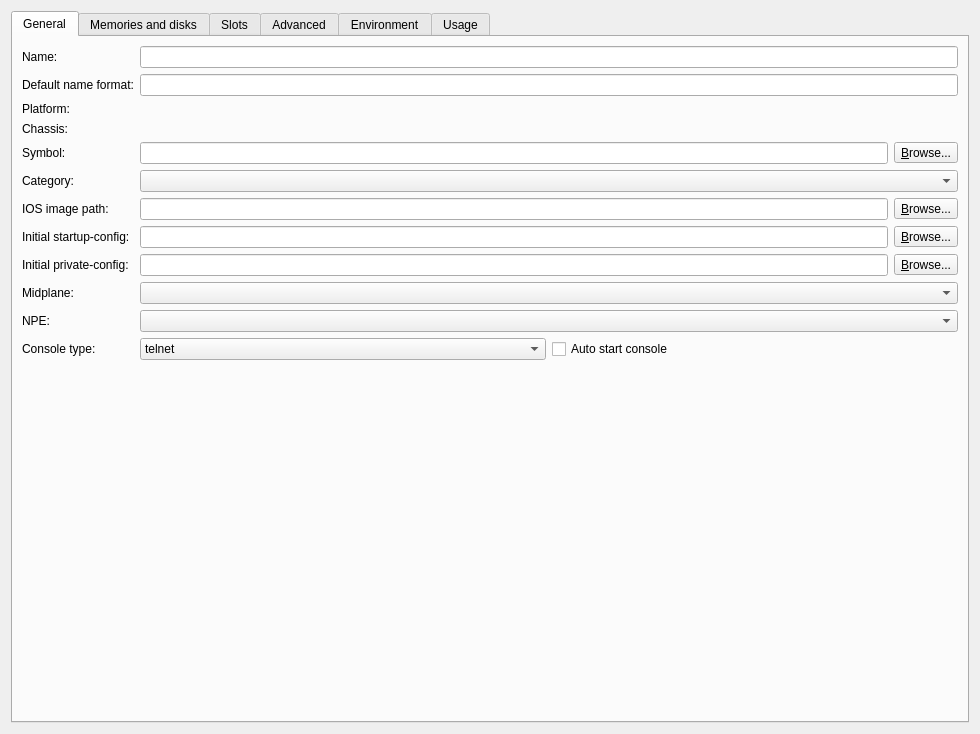
This is gns3/modules/dynamips/ui/ios_router_configuration_page.ui in kaisenlinux/gns3-gui as Qt 5 draws it before an edit. The edited form follows.
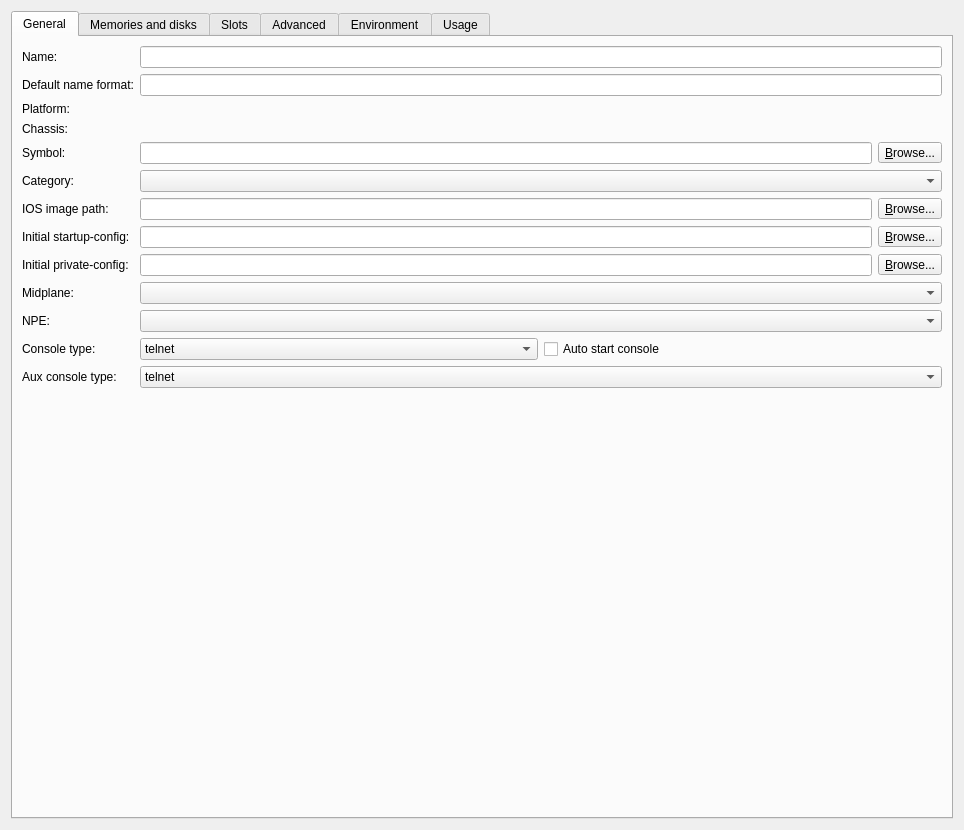
This is the edited form.

The edit to the form file:
```diff
--- a/gns3/modules/dynamips/ui/ios_router_configuration_page.ui
+++ b/gns3/modules/dynamips/ui/ios_router_configuration_page.ui
@@ -6,8 +6,8 @@
    <rect>
     <x>0</x>
     <y>0</y>
-    <width>980</width>
-    <height>734</height>
+    <width>964</width>
+    <height>830</height>
    </rect>
   </property>
   <property name="windowTitle">
@@ -250,7 +250,7 @@
          </item>
         </layout>
        </item>
-       <item row="12" column="1" colspan="2">
+       <item row="14" column="1" colspan="2">
         <spacer>
          <property name="orientation">
           <enum>Qt::Vertical</enum>
@@ -263,6 +263,27 @@
          </property>
         </spacer>
        </item>
+       <item row="12" column="2">
+        <widget class="QComboBox" name="uiAuxTypeComboBox">
+         <item>
+          <property name="text">
+           <string>telnet</string>
+          </property>
+         </item>
+         <item>
+          <property name="text">
+           <string>none</string>
+          </property>
+         </item>
+        </widget>
+       </item>
+       <item row="12" column="0" colspan="2">
+        <widget class="QLabel" name="uiAuxTypeLabel">
+         <property name="text">
+          <string>Aux console type:</string>
+         </property>
+        </widget>
+       </item>
       </layout>
      </widget>
      <widget class="QWidget" name="uiMemoriesPageWidget">
```
Left out of the diff: 44 changed lines with no effect on the pictures.
